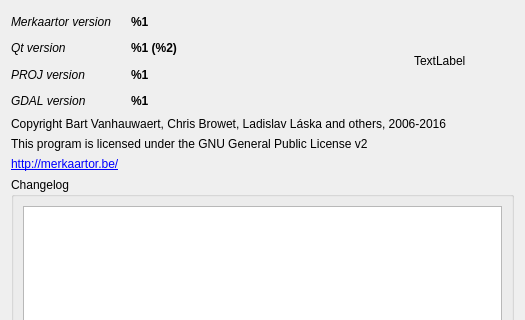
This is src/common/AboutDialog.ui in openstreetmap/merkaartor as Qt 5 draws it before an edit; both pictures show x 0 to 525 and y 0 to 320 of the 525 by 469 pixel window. The edited form follows.
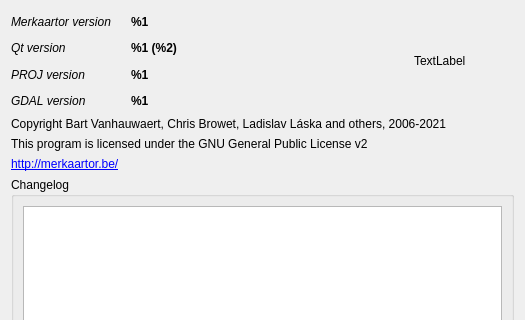
This is the edited form.

Commit message: Updated source translations.

Patch:
```diff
--- a/src/common/AboutDialog.ui
+++ b/src/common/AboutDialog.ui
@@ -149,7 +149,7 @@
    <item>
     <widget class="QLabel" name="label">
      <property name="text">
-      <string>Copyright Bart Vanhauwaert, Chris Browet, Ladislav Láska and others, 2006-2016</string>
+      <string>Copyright Bart Vanhauwaert, Chris Browet, Ladislav Láska and others, 2006-2021</string>
      </property>
     </widget>
    </item>
```
The commit also changes 2 other files.
